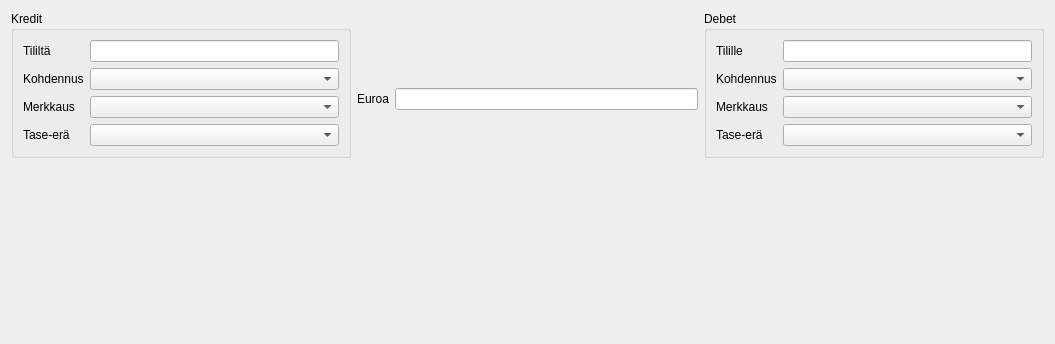
artoh/kitupiikki, file kitsas/apuri/siirtoapuri.ui: the form before one commit.
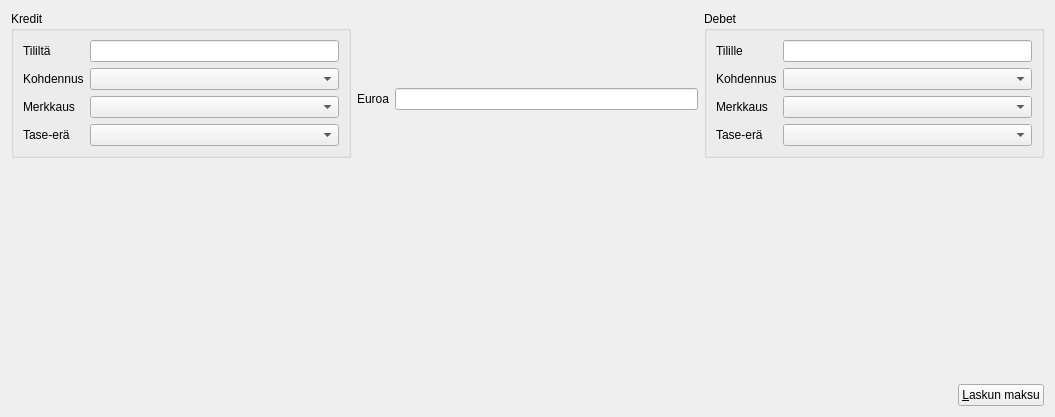
The form after the commit. Icons and pictures are not drawn. Custom widgets are drawn as their Qt base class.

```diff
--- a/kitsas/apuri/siirtoapuri.ui
+++ b/kitsas/apuri/siirtoapuri.ui
@@ -7,7 +7,7 @@
     <x>0</x>
     <y>0</y>
     <width>1055</width>
-    <height>344</height>
+    <height>417</height>
    </rect>
   </property>
   <property name="windowTitle">
@@ -187,14 +187,37 @@
      </property>
     </spacer>
    </item>
+   <item>
+    <layout class="QHBoxLayout" name="horizontalLayout_2">
+     <item>
+      <spacer name="horizontalSpacer">
+       <property name="orientation">
+        <enum>Qt::Horizontal</enum>
+       </property>
+       <property name="sizeHint" stdset="0">
+        <size>
+         <width>40</width>
+         <height>20</height>
+        </size>
+       </property>
+      </spacer>
+     </item>
+     <item>
+      <widget class="QPushButton" name="laskuNappi">
+       <property name="text">
+        <string>&amp;Laskun maksu</string>
+       </property>
+       <property name="icon">
+        <iconset resource="../pic/pic.qrc">
+         <normaloff>:/pic/lasku.png</normaloff>:/pic/lasku.png</iconset>
+       </property>
+      </widget>
+     </item>
+    </layout>
+   </item>
   </layout>
  </widget>
  <customwidgets>
-  <customwidget>
-   <class>KohdennusCombo</class>
-   <extends>QComboBox</extends>
-   <header location="global">tools/kohdennuscombo.h</header>
-  </customwidget>
   <customwidget>
    <class>KpEuroEdit</class>
    <extends>QLineEdit</extends>
@@ -205,6 +228,11 @@
    <extends>QComboBox</extends>
    <header location="global">tools/checkcombo.h</header>
   </customwidget>
+  <customwidget>
+   <class>KohdennusCombo</class>
+   <extends>QComboBox</extends>
+   <header location="global">tools/kohdennuscombo.h</header>
+  </customwidget>
   <customwidget>
    <class>TilinvalintaLine</class>
    <extends>QLineEdit</extends>
```
